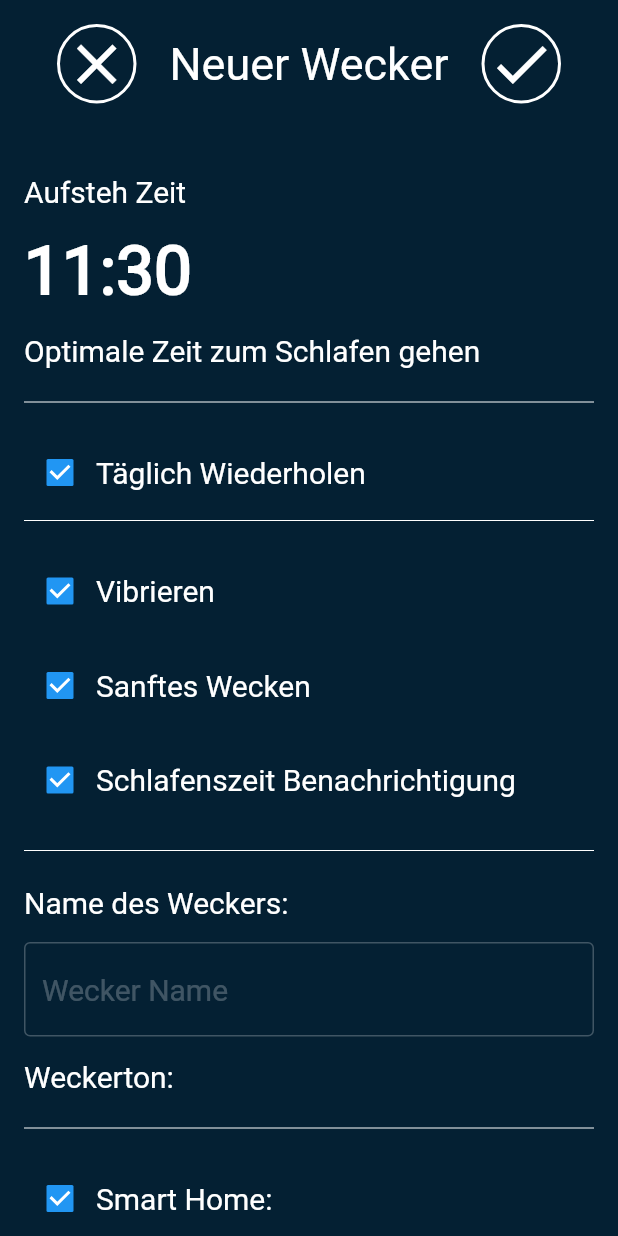
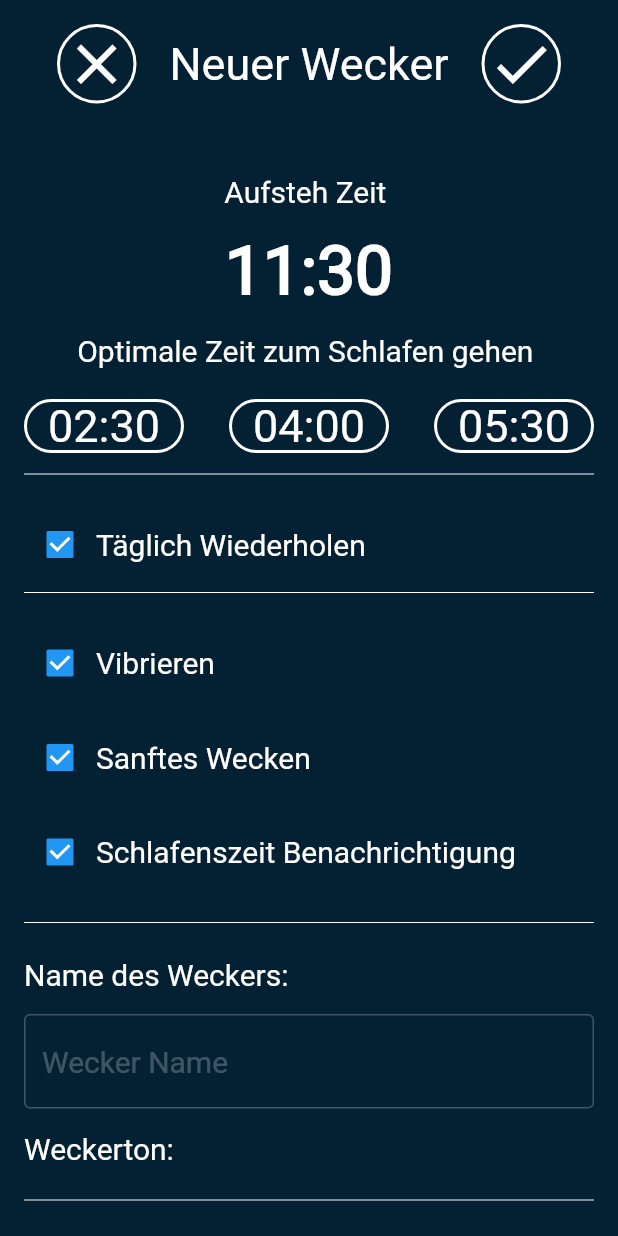
Before and after one commit to Murks1/Weckers, a Flutter app: the screen it shows after launch, item 2 of the bottom bar chosen, on a phone screen of 412 x 824 dp. Run offline on Flutter 3.47's test engine with Material 2 defaults, Android fonts, the phone set to English and light mode, and no system bars; our stand-ins replace shared_preferences.

Commit message:
Schlafengehen Vorschläge anzeigen

```diff
--- a/lib/neuerWecker_page.dart
+++ b/lib/neuerWecker_page.dart
@@ -25,16 +25,22 @@ class NeuerWeckerState extends State<NeuerWeckerPage> {
   // Klassenvariablen
   TimeOfDay selectedTime;
   String selectedTimeString;
+  TimeOfDay suggestedTime1;
+  TimeOfDay suggestedTime2;
+  TimeOfDay suggestedTime3;
+  String suggestedTime1String;
+  String suggestedTime2String;
+  String suggestedTime3String;
 
   // Time of Day in Date Time Objekt umwandlen
-  String generateTimeString() {
+  String generateTimeString(TimeOfDay timeOfDay) {
 
     final now = new DateTime.now();
-    final Time = new DateTime(now.year, now.month, now.day, selectedTime.hour, selectedTime.minute);
-    return DateFormat('kk:mm').format(Time);
+    final time = new DateTime(now.year, now.month, now.day, timeOfDay.hour, timeOfDay.minute);
+    return DateFormat('kk:mm').format(time);
     }
 
-// Neue Zeit eintippen, abspeichern
+// Neue Zeit eintippen, abspeichern und aufrufen Sleeptime
   void _onTimeTap() async {
     final TimeOfDay picked = await showTimePicker(
       context: context,
@@ -43,9 +49,8 @@ class NeuerWeckerState extends State<NeuerWeckerPage> {
     );
     if(picked != null)
       {
+        updateSleepTime(picked);
 
-        selectedTime = picked;
-        selectedTimeString = generateTimeString();
         setState(() {
 
         });
@@ -53,17 +58,32 @@ class NeuerWeckerState extends State<NeuerWeckerPage> {
 
   }
 
+  //
+  void updateSleepTime(TimeOfDay time){
+    selectedTime = time;
+    selectedTimeString = generateTimeString(selectedTime);
+
+    DateTime dateTime = (DateTime.now().add(Duration(hours: 1)));
+    dateTime = new DateTime(dateTime.year, dateTime.month, dateTime.day, time.hour, time.minute);
+    suggestedTime1 = TimeOfDay.fromDateTime(dateTime.subtract(Duration(hours: 9)));
+    suggestedTime2 = TimeOfDay.fromDateTime(dateTime.subtract(Duration(hours: 7, minutes: 30)));
+    suggestedTime3 = TimeOfDay.fromDateTime(dateTime.subtract(Duration(hours: 6)));
+    suggestedTime1String = generateTimeString(suggestedTime1);
+    suggestedTime2String = generateTimeString(suggestedTime2);
+    suggestedTime3String = generateTimeString(suggestedTime3);
+
+  }
+
   @override
   void initState() {
-    // aktuelle Uhrzeit aufrufen, EU zeit (1 Stunde mehr)
-    selectedTime = TimeOfDay.fromDateTime(DateTime.now().add(Duration(hours: 1)));
-    // String aus akuteller Uhrzeit anzeigen
-    selectedTimeString = generateTimeString();
+    // aktuelle Uhrzeit aufrufen und updaten, EU zeit (1 Stunde mehr)
+      updateSleepTime(TimeOfDay.fromDateTime(DateTime.now().add(Duration(hours: 1))));
 
   }
 
   @override
   Widget build(BuildContext context) {
+    // Gesture Deterctor: Bei Weckklicken aus Textfeld wird Textfeld geschlossen
     return GestureDetector(
         onTap: () {
           FocusScopeNode currentFocus = FocusScope.of(context);
@@ -129,7 +149,7 @@ class NeuerWeckerState extends State<NeuerWeckerPage> {
                               ),
                               Row(
                                   mainAxisSize: MainAxisSize.max,
-                                  mainAxisAlignment: MainAxisAlignment.start,
+                                  mainAxisAlignment: MainAxisAlignment.center,
                                   children: [
                                     Text(
                                       "Aufsteh Zeit ",
@@ -143,7 +163,12 @@ class NeuerWeckerState extends State<NeuerWeckerPage> {
                               Container(
                                 height: 15,
                               ),
-                              Tapable(
+                              // Tapabel: Element klickbar machen
+                              Row(
+                                mainAxisSize: MainAxisSize.max,
+                                mainAxisAlignment: MainAxisAlignment.center,
+                                children:[
+                                Tapable(
                                 onTap: _onTimeTap,
                                 child: Text(
                                   selectedTimeString,
@@ -155,12 +180,14 @@ class NeuerWeckerState extends State<NeuerWeckerPage> {
                                   ),
                                 ),
                               ),
+                        ],
+                        ),
                               Container(
                                 height: 15,
                               ),
                               Row(
                                   mainAxisSize: MainAxisSize.max,
-                                  mainAxisAlignment: MainAxisAlignment.start,
+                                  mainAxisAlignment: MainAxisAlignment.center,
                                   children: [
                                     Text(
                                       "Optimale Zeit zum Schlafen gehen ",
@@ -174,6 +201,92 @@ class NeuerWeckerState extends State<NeuerWeckerPage> {
                               Container(
                                 height: 15,
                               ),
+                              Row(
+                                  mainAxisSize: MainAxisSize.max,
+                                  mainAxisAlignment: MainAxisAlignment.spaceBetween,
+                                children:[
+                                  FlatButton(
+                                    onPressed: (){
+
+                                    },
+
+                                   /* borderSide: BorderSide(
+                                      color: Colors.white,
+                                      style: BorderStyle.solid, //Style of the border
+                                      width: 0.8, //width of the border
+
+                                    ),*/
+                                      shape: RoundedRectangleBorder(
+                                        borderRadius: new BorderRadius.circular(100),
+                                          side: BorderSide(
+                                              color: Colors.white, width: 2)),
+
+                                      child: Text(
+                                        suggestedTime1String,
+                                        style: TextStyle(
+                                          color: Colors.white,
+                                          fontFamily: 'Roboto',
+                                          fontSize: 30,
+                                        ),
+                                      )
+                                  ),
+                                  FlatButton(
+                                    onPressed: (){
+
+                                    },
+
+                                   /* borderSide: BorderSide(
+                                      color: Colors.white,
+                                      style: BorderStyle.solid, //Style of the border
+                                      width: 0.8, //width of the border
+
+                                    ),*/
+                                      shape: RoundedRectangleBorder(
+                                        borderRadius: new BorderRadius.circular(100),
+                                          side: BorderSide(
+                                              color: Colors.white, width: 2)),
+
+                                      child: Text(
+                                        suggestedTime2String,
+                                        style: TextStyle(
+                                          color: Colors.white,
+                                          fontFamily: 'Roboto',
+                                          fontSize: 30,
+                                        ),
+                                      )
+                                  ),
+                                  FlatButton(
+                                    onPressed: (){
+
+                                    },
+
+                                   /* borderSide: BorderSide(
+                                      color: Colors.white,
+                                      style: BorderStyle.solid, //Style of the border
+                                      width: 0.8, //width of the border
+
+                                    ),*/
+                                      shape: RoundedRectangleBorder(
+                                        borderRadius: new BorderRadius.circular(100),
+                                          side: BorderSide(
+                                              color: Colors.white, width: 2)),
+
+                                      child: Text(
+                                        suggestedTime3String,
+                                        style: TextStyle(
+                                          color: Colors.white,
+                                          fontFamily: 'Roboto',
+                                          fontSize: 30,
+                                        ),
+                                      )
+                                  )
+
+
+                                ]
+
+
+                              ),
+
                               Divider(
                                 color: Colors.white,
                               ),
```
